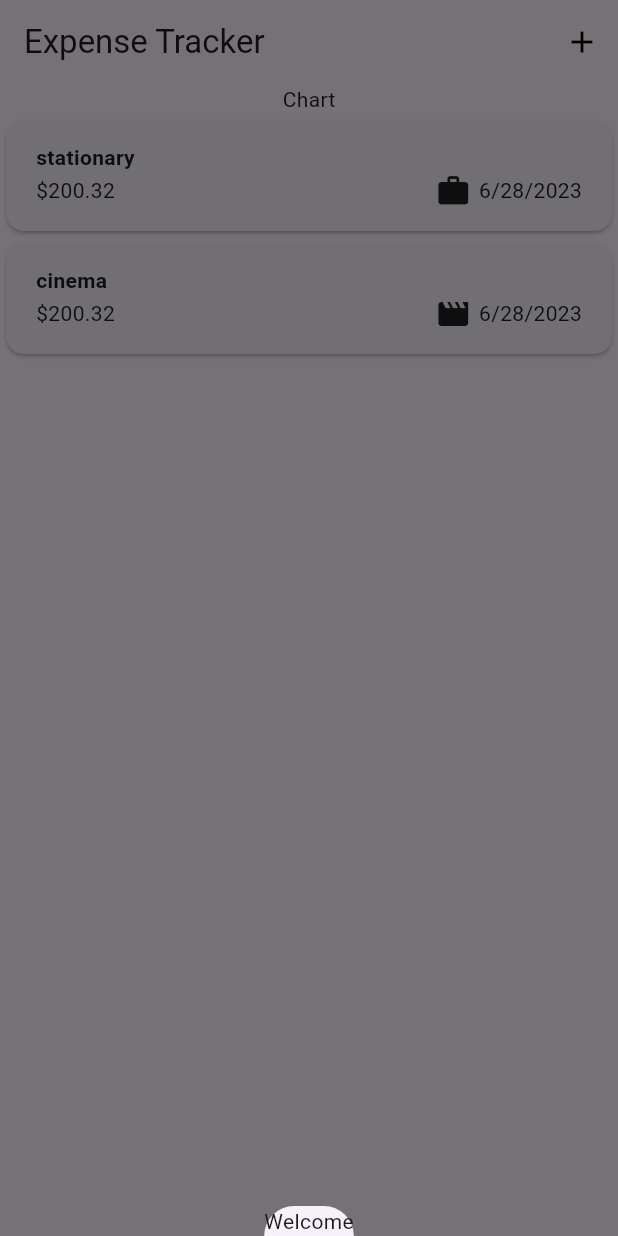
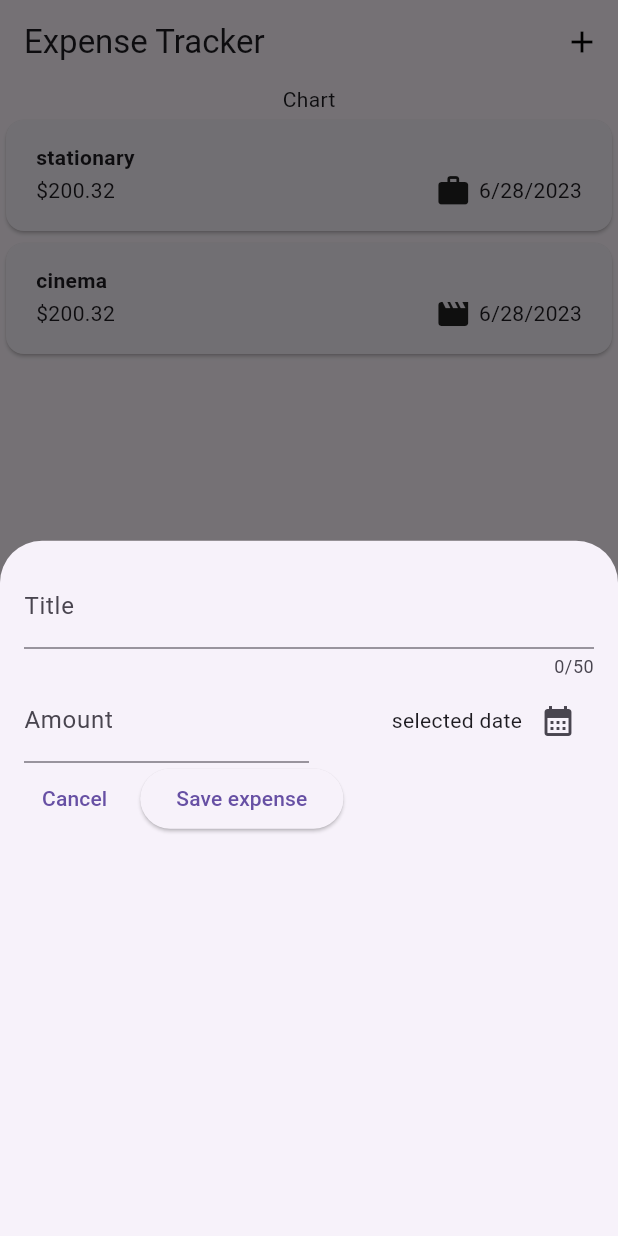
Before and after one commit to ganesh7262/flutter, a Flutter app: the screen it shows after launch, after a tap on the "add" icon, on a phone screen of 412 x 824 dp. Run offline on Flutter 3.47's test engine with Material 2 defaults, Android fonts, the phone set to English and light mode, and no system bars; our stand-ins replace animated_text_kit, audioplayers, cloud_firestore, firebase_auth, firebase_core, flutter_spinkit and 3 more; accounts and stored records are empty.

Commit message:
update on modalbottomsheet

```diff
--- a/Flutter-dev/expense_tracker/lib/main_screen.dart
+++ b/Flutter-dev/expense_tracker/lib/main_screen.dart
@@ -1,3 +1,4 @@
+import 'package:expense_tracker/utility/new_exp_modal_sheet.dart';
 import 'package:flutter/material.dart';
 import 'utility/expenseclass.dart';
 import 'package:expense_tracker/utility/expenses_list.dart';
@@ -25,7 +26,7 @@ class _ExpScreenState extends State<ExpScreen> {
 
   void _displayModalOverlayExpense() {
     showModalBottomSheet(
-        context: context, builder: (context) => Text("Welcome"));
+        context: context, builder: (context) => const NewExp());
   }
 
   @override
--- /dev/null
+++ b/Flutter-dev/expense_tracker/lib/utility/new_exp_modal_sheet.dart
@@ -0,0 +1,89 @@
+import 'package:flutter/material.dart';
+import 'package:flutter/services.dart';
+
+class NewExp extends StatefulWidget {
+  const NewExp({super.key});
+
+  @override
+  State<NewExp> createState() => _NewExpState();
+}
+
+class _NewExpState extends State<NewExp> {
+  final _titleController = TextEditingController();
+  final _expenseController = TextEditingController();
+
+  void _presentDatePicker() {
+    final now = DateTime.now();
+    final firstdate = DateTime(now.year - 1, now.month, now.day);
+    showDatePicker(
+        context: context,
+        initialDate: now,
+        firstDate: firstdate,
+        lastDate: now);
+  }
+
+  @override
+  void dispose() {
+    _titleController.dispose();
+    _expenseController.dispose();
+    super.dispose();
+  }
+
+  @override
+  Widget build(BuildContext context) {
+    return Padding(
+      padding: const EdgeInsets.all(16),
+      child: Column(
+        children: [
+          TextField(
+            maxLength: 50,
+            decoration: const InputDecoration(label: Text("Title")),
+            controller: _titleController,
+          ),
+          Row(
+            children: [
+              Expanded(
+                child: TextField(
+                  decoration: const InputDecoration(
+                      label: Text("Amount"), prefixText: "\$ "),
+                  keyboardType: TextInputType.number,
+                  controller: _expenseController,
+                ),
+              ),
+              Expanded(
+                  child: Row(
+                mainAxisAlignment: MainAxisAlignment.end,
+                crossAxisAlignment: CrossAxisAlignment.center,
+                children: [
+                  const Text("selected date"),
+                  IconButton(
+                    onPressed: _presentDatePicker,
+                    icon: const Icon(Icons.calendar_month),
+                  )
+                ],
+              ))
+            ],
+          ),
+          Row(
+            children: [
+              TextButton(
+                  onPressed: () {
+                    Navigator.pop(context);
+                  },
+                  child: const Text("Cancel")),
+              const SizedBox(
+                width: 10,
+              ),
+              ElevatedButton(
+                  onPressed: () {
+                    print(_titleController.text);
+                    print(_expenseController.text);
+                  },
+                  child: const Text("Save expense")),
+            ],
+          ),
+        ],
+      ),
+    );
+  }
+}
```
